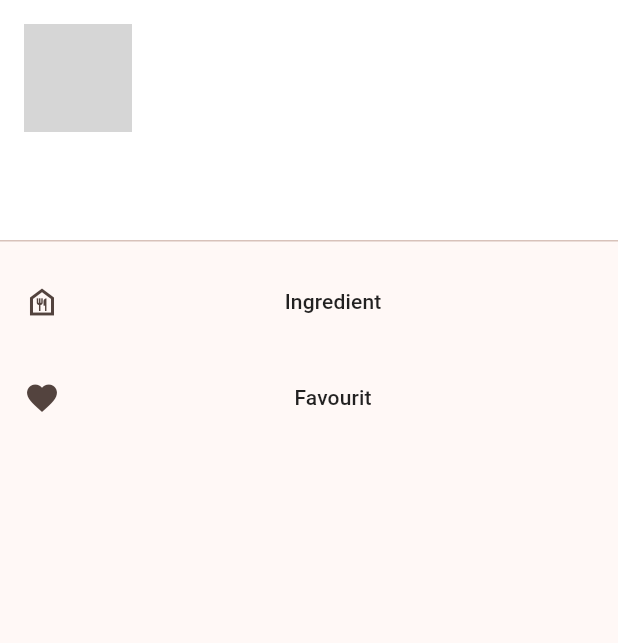
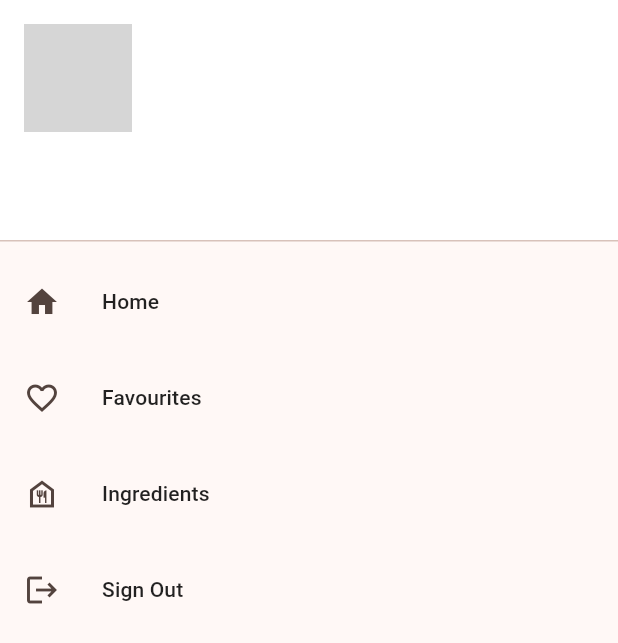
Before and after one commit to nellyibrahim80/receipe, a Flutter app: the MenuScreen screen opened directly, on a phone screen of 412 x 824 dp. Shown: the top 643 px of the screen. Run offline on Flutter 3.47's test engine with Material 3 defaults, Android fonts, the phone set to English and light mode, and no system bars; our stand-ins replace carousel_slider, cloud_firestore, dots_indicator, file_picker, firebase_auth, firebase_core and 7 more; missing offline and left inert: flexible_grid_view, overlay_kit; accounts and stored records are empty; network calls fail; grey boxes are pictures that could not be loaded.

Commit message:
favourit update partialy working

```diff
--- a/lib/models/recipe.dart
+++ b/lib/models/recipe.dart
@@ -11,10 +11,12 @@ class Recipes {
   List<String>? ingredient;
   List<String>? favourite_users_ids;
   Map<String,String>? direction;
+  bool? is_fresh;
 
   Recipes.fromJson(Map<String, dynamic> data,[String? docId]) {
     id=docId;
     title = data["title"];
+    is_fresh= data["is_fresh"];
     image = data["image"];
     MealType = data["MealType"];
     calories = data["calories"];
@@ -36,6 +38,7 @@ class Recipes {
 
   Map<String, dynamic> toJson() {
     return {
+      "is_fresh":is_fresh,
       "title": title,
       "image": image,
       "MealType": MealType,
--- a/lib/screens/ingredient.dart
+++ b/lib/screens/ingredient.dart
@@ -2,7 +2,7 @@ import 'package:firebase_auth/firebase_auth.dart';
 import 'package:flutter/material.dart';
 import 'package:provider/provider.dart';
 import 'package:receipe/providers/ingredient_provider.dart';
-import 'package:receipe/screens/home_page.dart';
+
 
 class IngredientPage extends StatefulWidget {
   const IngredientPage({super.key});
--- a/lib/screens/menu_screen.dart
+++ b/lib/screens/menu_screen.dart
@@ -4,8 +4,13 @@ import 'package:firebase_auth/firebase_auth.dart';
 import 'package:firebase_storage/firebase_storage.dart';
 import 'package:flutter/material.dart';
 import 'package:overlay_kit/overlay_kit.dart';
+import 'package:provider/provider.dart';
+import 'package:receipe/providers/auth_provider.dart';
 import 'package:receipe/screens/favourit.dart';
+import 'package:receipe/screens/home_page.dart';
 import 'package:receipe/screens/ingredient.dart';
+
+import '../widgets/menuItem.dart';
 
 class MenuScreen extends StatefulWidget {
   const MenuScreen({super.key});
@@ -18,9 +23,11 @@ class _MenuScreenState extends State<MenuScreen> {
   @override
   Widget build(BuildContext context) {
     var user = FirebaseAuth.instance.currentUser;
+
     return SafeArea(
       child: Scaffold(
         body: Column(
+          crossAxisAlignment: CrossAxisAlignment.start,
           children: [
             UserAccountsDrawerHeader(
               accountName: Text("${user?.displayName}"),
@@ -37,7 +44,8 @@ class _MenuScreenState extends State<MenuScreen> {
                       bottom: 0,
                       right: 0,
                       child: InkWell(
-                        onTap: () async { OverlayLoadingProgress.start();
+                        onTap: () async {
+                          OverlayLoadingProgress.start();
 
                           var imageResult = await FilePicker.platform
                               .pickFiles(type: FileType.image, withData: true);
@@ -54,13 +62,12 @@ class _MenuScreenState extends State<MenuScreen> {
                               try {
                                 await user?.updatePhotoURL(
                                     await ref.getDownloadURL());
-                              setState(() {
-
-                              });
+                                setState(() {});
                                 print(user?.photoURL);
-                            }catch(e){print("error in edit profile pic$e");}
-                            print(
-                                '222222222222222Profile Picture updated successfully ${await ref.getDownloadURL()}  ');
+                              } catch (e) {
+                                print("error in edit profile pic $e");
+                              }
+                              print('Profile Picture updated successfully  ');
                             }
                           }
 
@@ -78,39 +85,35 @@ class _MenuScreenState extends State<MenuScreen> {
                 ),
               ),
             ),
-            ListTile(
+            MenuItem(LinkScreen: HomePage(), menutitle: 'Home',menuIcon: Icons.home),
+            MenuItem(LinkScreen: FavouritesPage(), menutitle: 'Favourites',menuIcon: Icons.favorite_border),
+            MenuItem(LinkScreen: IngredientPage(), menutitle: 'Ingredients',menuIcon: Icons.food_bank_outlined),
+      SizedBox(
+        width: 180,
+            child:ListTile(
               title: TextButton(
-                child: Text(
-                  "Ingredient",
+                child: Row(
+                  crossAxisAlignment: CrossAxisAlignment.start,
+                  children: [
+                    Text(
+                      "Sign Out",
                       style: TextStyle(color: Colors.black87),
                     ),
+                  ],
+                ),
                 onPressed: () {
-                  Navigator.push(
-                      context,
-                      MaterialPageRoute(
-                          builder: (context) => IngredientPage()));
+                  Provider.of<AuthFirebaseProvider>(context, listen: false)
+                      .SignOut(context);
                 },
               ),
-              leading: Icon(Icons.food_bank_outlined),
+              leading: Icon(Icons.logout),
             ),
-            ListTile(
-              title: TextButton(
-                child: Text(
-                  "Favourit",
-                  style: TextStyle(color: Colors.black87),
-                ),
-                onPressed: () {
-                  Navigator.push(
-                      context,
-                      MaterialPageRoute(
-                          builder: (context) => FavouritesPage()));
-                },
-              ),
-              leading: Icon(Icons.favorite),
-            ),
+      )
           ],
         ),
       ),
     );
   }
+
+
 }
--- /dev/null
+++ b/lib/widgets/menuItem.dart
@@ -0,0 +1,47 @@
+import 'package:flutter/material.dart';
+
+import '../screens/ingredient.dart';
+
+class MenuItem extends StatefulWidget {
+  final Widget LinkScreen;
+  final String menutitle;
+  final IconData menuIcon;
+
+
+  const MenuItem({super.key,required this.LinkScreen,required this.menutitle,required this.menuIcon});
+
+  @override
+  State<MenuItem> createState() => _MenuItemState();
+}
+
+class _MenuItemState extends State<MenuItem> {
+  @override
+  Widget build(BuildContext context) {
+
+
+    return SizedBox(
+      width: 180,
+      child: ListTile(
+        title: TextButton(
+          child: Row(
+            crossAxisAlignment: CrossAxisAlignment.start,
+            children: [
+              Text(
+                widget.menutitle,
+                style: TextStyle(color: Colors.black87),
+              ),
+            ],
+          ),
+          onPressed: () {
+            Navigator.push(
+                context,
+                MaterialPageRoute(
+                    builder: (context) => widget.LinkScreen));
+          },
+        ),
+        leading: Icon(widget.menuIcon),
+      ),
+    );
+  }
+
+}
```
Also changed, not shown: lib/providers/recipe_fire_provider.dart (+107 -10 lines), lib/screens/home_page.dart (+34 -31 lines), lib/screens/see_all_recipe.dart (added, +84 -0 lines), lib/widgets/Search.dart (added, +64 -0 lines), lib/widgets/recipe_details.dart (+7 -7 lines), lib/widgets/recipe_widget.dart (+31 -10 lines), lib/widgets/recommended.dart (+4 -4 lines), lib/widgets/see_all.dart (+17 -15 lines). Lines whose indentation alone changed are shown as unchanged.
